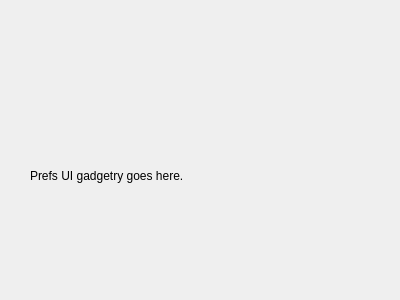
The window that prefs.ui (xMoad/marave) describes before a commit, drawn with Qt 5.
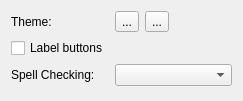
The same window after the commit.

Commit message: Lame prefs widget

What changed in the file:
```diff
--- a/prefs.ui
+++ b/prefs.ui
@@ -6,26 +6,70 @@
    <rect>
     <x>0</x>
     <y>0</y>
-    <width>400</width>
-    <height>300</height>
+    <width>243</width>
+    <height>101</height>
    </rect>
   </property>
   <property name="windowTitle">
    <string>Form</string>
   </property>
-  <widget class="QLabel" name="label">
-   <property name="geometry">
-    <rect>
-     <x>30</x>
-     <y>130</y>
-     <width>311</width>
-     <height>91</height>
-    </rect>
-   </property>
-   <property name="text">
-    <string>Prefs UI gadgetry goes here.</string>
-   </property>
-  </widget>
+  <layout class="QFormLayout" name="formLayout">
+   <item row="0" column="0">
+    <widget class="QLabel" name="label_2">
+     <property name="text">
+      <string>Theme:</string>
+     </property>
+    </widget>
+   </item>
+   <item row="0" column="1">
+    <layout class="QHBoxLayout" name="horizontalLayout">
+     <item>
+      <widget class="QToolButton" name="loadTheme">
+       <property name="text">
+        <string>...</string>
+       </property>
+      </widget>
+     </item>
+     <item>
+      <widget class="QToolButton" name="saveTheme">
+       <property name="text">
+        <string>...</string>
+       </property>
+      </widget>
+     </item>
+     <item>
+      <spacer name="horizontalSpacer">
+       <property name="orientation">
+        <enum>Qt::Horizontal</enum>
+       </property>
+       <property name="sizeHint" stdset="0">
+        <size>
+         <width>40</width>
+         <height>20</height>
+        </size>
+       </property>
+      </spacer>
+     </item>
+    </layout>
+   </item>
+   <item row="1" column="0">
+    <widget class="QCheckBox" name="labelbuttons">
+     <property name="text">
+      <string>Label buttons</string>
+     </property>
+    </widget>
+   </item>
+   <item row="2" column="0">
+    <widget class="QLabel" name="label">
+     <property name="text">
+      <string>Spell Checking:</string>
+     </property>
+    </widget>
+   </item>
+   <item row="2" column="1">
+    <widget class="QComboBox" name="langBox"/>
+   </item>
+  </layout>
  </widget>
  <resources/>
  <connections/>
```
The commit also changes 1 other file.
